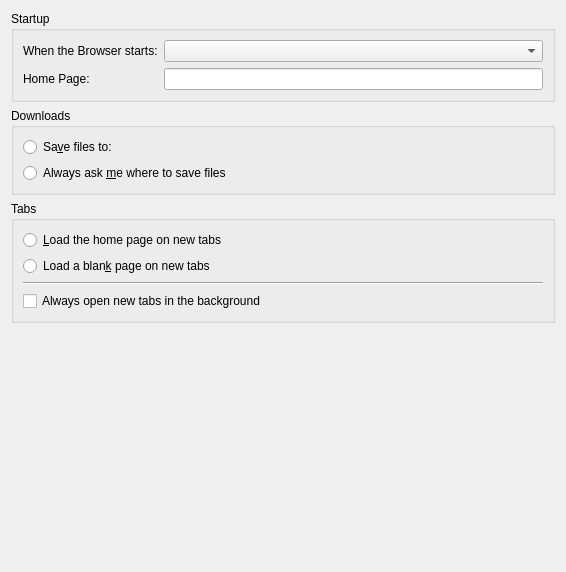
The window that src/Preferences/GeneralTab.ui (LeFroid/Viper-Browser) describes before a commit, drawn with Qt 5.
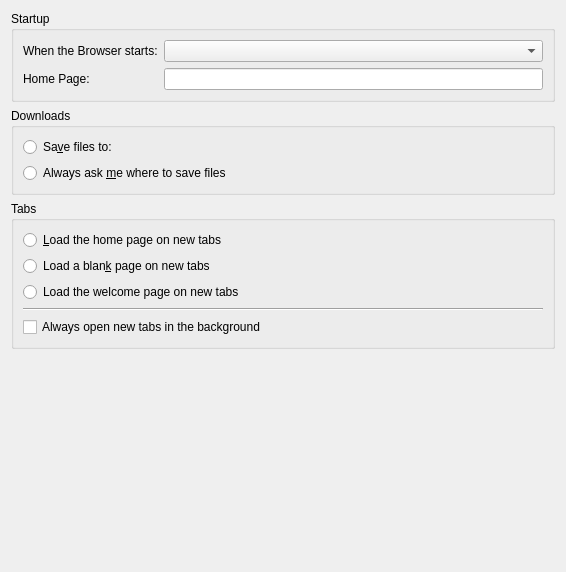
The same window after the commit. Custom widgets are drawn as their Qt base class.

Commit message: Allow user to choose the Welcome/New Tab page through the preferences window; implemented most of the functionality of the FavoritePagesManager including persistence of pinned and hidden web pages; Incremented settings version; Expanded HistoryManager API to directly fetch history records; Applied a fix to WebPage::runJavaScriptBlocking that would sometimes cause the browser to become unresponsive.

```diff
--- a/src/Preferences/GeneralTab.ui
+++ b/src/Preferences/GeneralTab.ui
@@ -108,6 +108,13 @@
         </property>
        </widget>
       </item>
+      <item>
+       <widget class="QRadioButton" name="radioButtonTabWelcomePage">
+        <property name="text">
+         <string>Load the welcome page on new tabs</string>
+        </property>
+       </widget>
+      </item>
       <item>
        <widget class="Line" name="line">
         <property name="orientation">
```
The commit also changes 14 other files.
